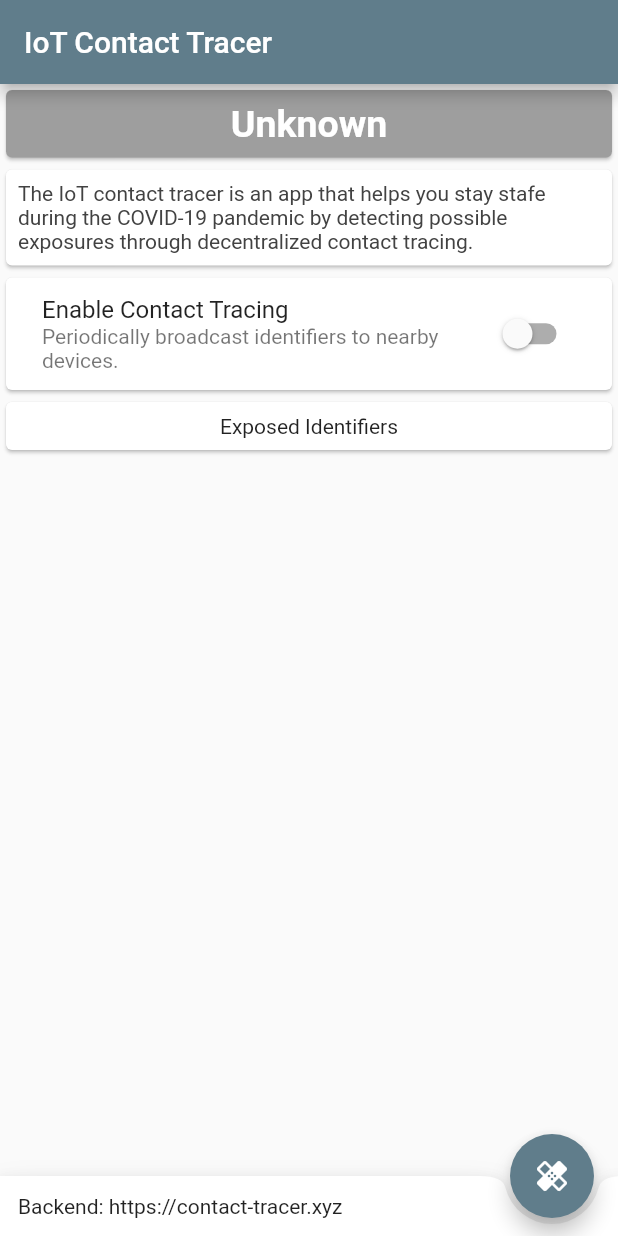
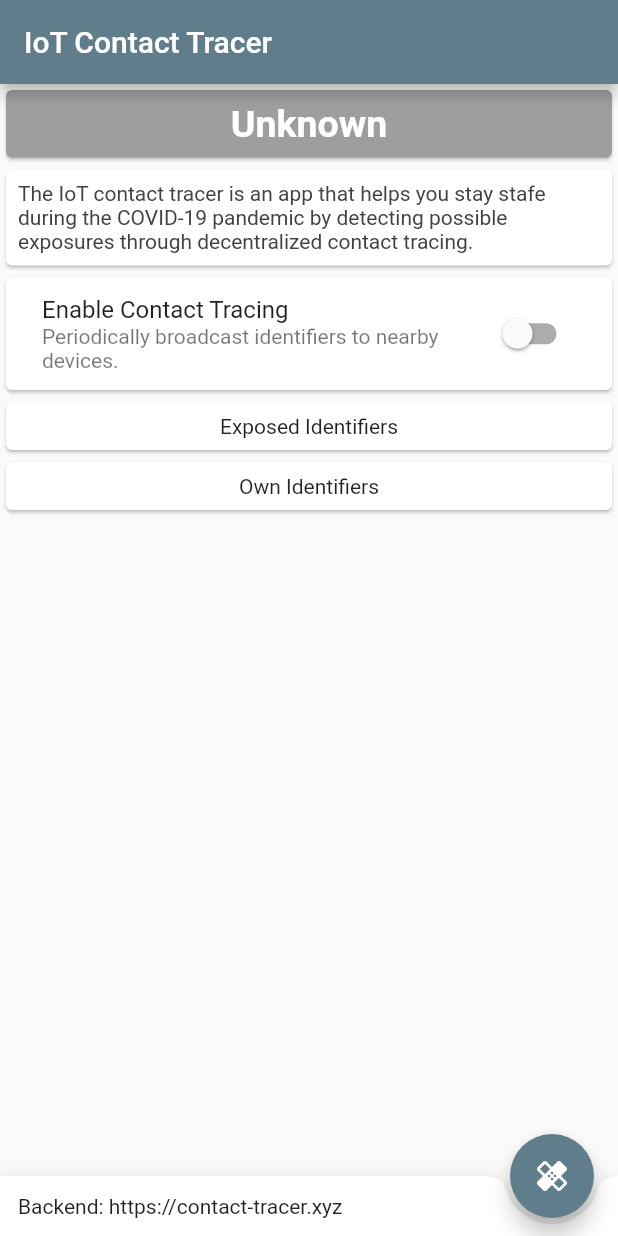
Before and after one commit to fwcd/iot-contact-tracer, a Flutter app: the screen it shows after launch, on a phone screen of 412 x 824 dp. Run offline on Flutter 3.47's test engine with Material 2 defaults, Android fonts, the light colour scheme and no system bars; missing offline and left inert: beacon_broadcast, flutter_beacon.

Commit message:
Add list of own identifiers to app UI

```diff
--- a/mobile-client/contact_tracer/lib/view/home_page.dart
+++ b/mobile-client/contact_tracer/lib/view/home_page.dart
@@ -162,6 +162,12 @@ class _ContactTracerHomePageState extends State<ContactTracerHomePage> {
               title: "Exposed Identifiers",
               identifiers: _exposedIdents,
             )
+          ),
+          FeedCard(
+            child: IdentifierList(
+              title: "Own Identifiers",
+              identifiers: _ownIdents.toList(),
+            )
           )
         ],
       ),
```
